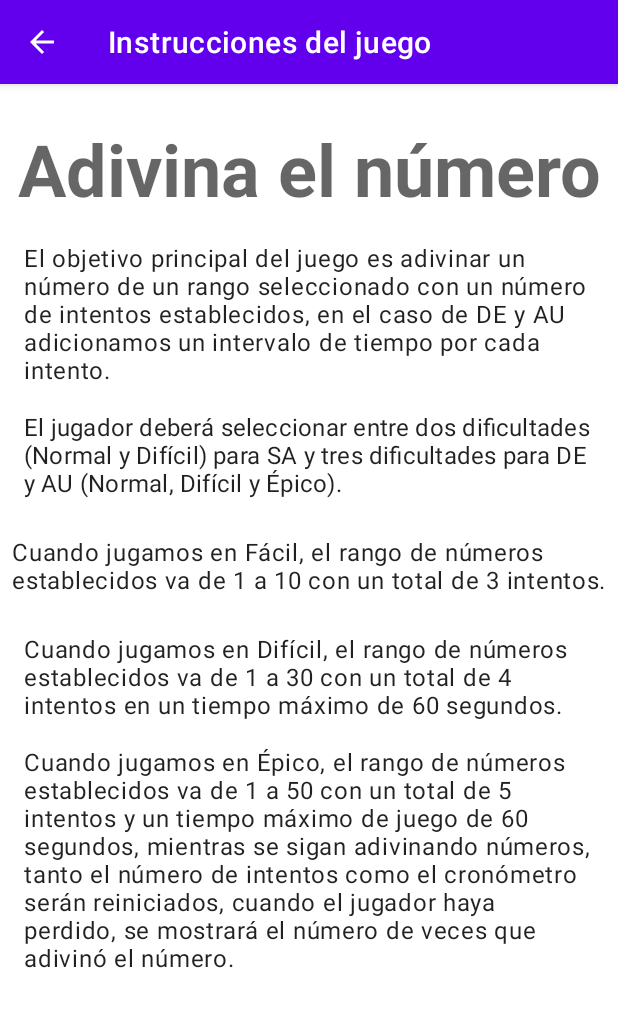
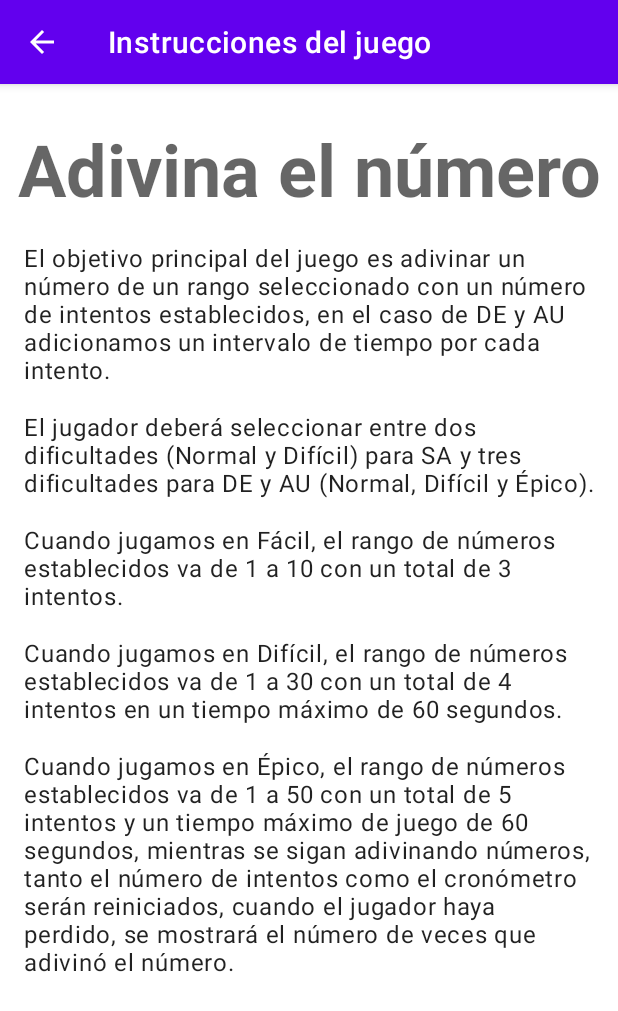
Before and after one commit to zavaletadev/t201-dapps, an Android app: the InstruccionesActivity screen opened directly, with no data from a screen before it, on a phone screen of 412 x 824 dp. Shown: the top 1011 px of the screen. Run offline under Robolectric (Android 15) with nearby library versions, the phone set to English and light mode, and no system bars.

Commit message:
Base para la entrega de las prácticas 5, 6 y 7 de la primera unidad

```diff
--- a/app/src/main/AndroidManifest.xml
+++ b/app/src/main/AndroidManifest.xml
@@ -12,12 +12,13 @@
         <activity
             android:name=".DemoJuegoActivity"
             android:exported="false"
-            android:windowSoftInputMode="adjustResize"/>
+            android:windowSoftInputMode="adjustResize" />
         <activity
             android:name=".JuegoFacilActivity"
             android:exported="false"
             android:label="Adivina (Fácil)"
-            android:screenOrientation="landscape" />
+            android:screenOrientation="landscape"
+            android:theme="@style/Theme.BasePrácticas56Y7.FullScreen" />
         <activity
             android:name=".ContadorTiempoActivity"
             android:exported="false"
--- a/app/src/main/res/layout/activity_instrucciones.xml
+++ b/app/src/main/res/layout/activity_instrucciones.xml
@@ -22,27 +22,27 @@
             android:textStyle="bold" />
 
         <TextView
+            style="@style/TextAppearance.MaterialComponents.Body1"
             android:layout_width="match_parent"
             android:layout_height="wrap_content"
+            android:layout_marginVertical="8dp"
             android:paddingHorizontal="16dp"
-            android:layout_marginVertical="8dp"
-            style="@style/TextAppearance.MaterialComponents.Body1"
             android:text="El objetivo principal del juego es adivinar un número de un rango seleccionado con un número de intentos establecidos, en el caso de DE y AU adicionamos un intervalo de tiempo por cada intento." />
 
         <TextView
+            style="@style/TextAppearance.MaterialComponents.Body1"
             android:layout_width="match_parent"
             android:layout_height="wrap_content"
+            android:layout_marginVertical="8dp"
             android:paddingHorizontal="16dp"
-            android:layout_marginVertical="8dp"
-            style="@style/TextAppearance.MaterialComponents.Subtitle1"
             android:text="El jugador deberá seleccionar entre dos dificultades (Normal y Difícil) para SA y tres dificultades para DE y AU (Normal, Difícil y Épico)." />
 
         <TextView
+            style="@style/TextAppearance.MaterialComponents.Body1"
             android:layout_width="match_parent"
             android:layout_height="wrap_content"
-            android:padding="8dp"
             android:layout_marginVertical="8dp"
-            style="@style/TextAppearance.MaterialComponents.Body1"
+            android:paddingHorizontal="16dp"
             android:text="Cuando jugamos en Fácil, el rango de números establecidos va de 1 a 10 con un total de 3 intentos." />
 
         <TextView
--- a/app/src/main/res/values/themes.xml
+++ b/app/src/main/res/values/themes.xml
@@ -13,4 +13,12 @@
         <item name="android:statusBarColor" tools:targetApi="l">?attr/colorPrimaryVariant</item>
         <!-- Customize your theme here. -->
     </style>
+
+    <style name="Theme.BasePrácticas56Y7.FullScreen" parent="Theme.MaterialComponents.DayNight.NoActionBar">
+        <item name="windowActionBar">false</item>
+        <item name="windowNoTitle">true</item>
+        <item name="android:windowFullscreen">true</item>
+        <item name="android:windowContentOverlay">@null</item>
+    </style>
+
 </resources>
```
Also changed, not shown: app/src/main/java/mx/edu/uteq/dapps/baseprcticas56y7/JuegoFacilActivity.java (+3 -14 lines), app/src/main/res/layout/activity_demo_juego.xml (+9 -2 lines).
